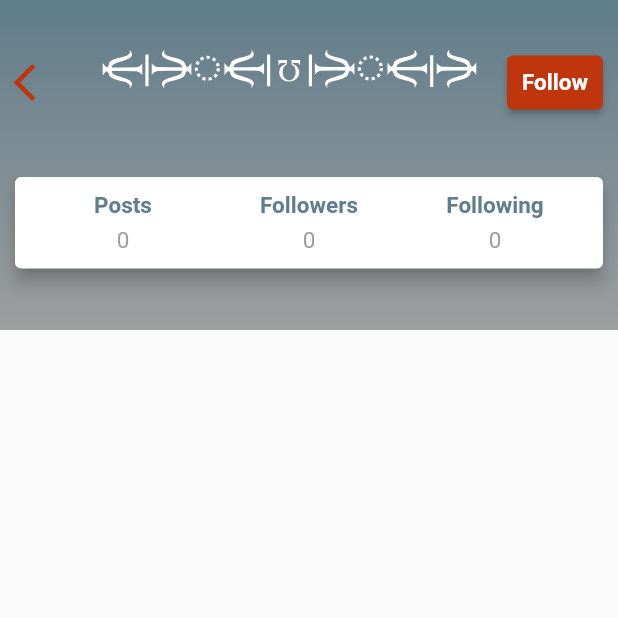
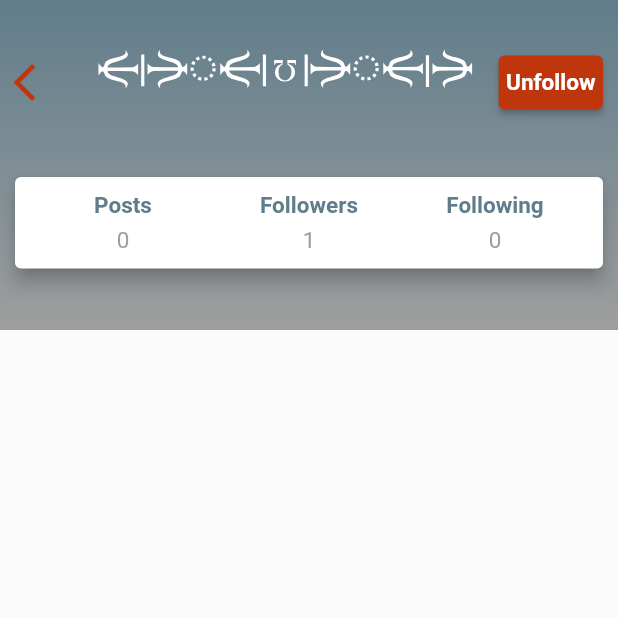
Before and after one commit to Mana-One/coding-pool-mobile, a Flutter app: the UserAccount screen opened directly with empty values, after a tap on "Follow", on a phone screen of 412 x 824 dp, the top half of it. Run offline on Flutter 3.47's test engine with Material 2 defaults, Android fonts, the phone set to English and light mode, and no system bars; our stand-ins replace flutter_svg, shared_preferences; accounts and stored records are empty; network calls fail.

Commit message:
Add search user

```diff
--- a/lib/views/HomeScreen.dart
+++ b/lib/views/HomeScreen.dart
@@ -4,6 +4,7 @@ import 'package:coding_pool_v0/views/MainScreens/Search.dart';
 import 'package:coding_pool_v0/views/MainScreens/Settings.dart';
 import 'package:coding_pool_v0/views/MainScreens/groups.dart';
 import 'package:coding_pool_v0/views/screens/PostDetails.dart';
+import 'package:coding_pool_v0/views/screens/SearchPage.dart';
 import 'package:coding_pool_v0/views/screens/SearchScreen.dart';
 import 'package:coding_pool_v0/views/screens/SettingsScreen.dart';
 import 'package:coding_pool_v0/views/screens/UserAccount.dart';
@@ -23,7 +24,7 @@ class _HomeScreenState extends State<HomeScreen> {
   static const TextStyle optionStyle = TextStyle(fontSize: 30, fontWeight: FontWeight.bold, color: Colors.black);
   static const List<Widget> _widgetOptions = <Widget>[
     Home(),
-    SearchScreen(),
+    Search(),
     Groups(),
     Account(),
     Settings(),
@@ -72,7 +73,7 @@ class _HomeScreenState extends State<HomeScreen> {
           ),
         ],
         currentIndex: _selectedIndex,
-        unselectedItemColor: Colors.grey,
+        unselectedItemColor: Colors.deepOrange.shade900,
         selectedItemColor: Colors.blue[900],
         onTap: _onItemTapped,
       ),
--- a/lib/views/MainScreens/Account.dart
+++ b/lib/views/MainScreens/Account.dart
@@ -8,6 +8,8 @@ import 'package:flutter/material.dart';
 import 'package:flutter_svg/svg.dart';
 import 'package:shared_preferences/shared_preferences.dart';
 import 'package:http/http.dart' as http;
+
+import '../screens/CreateNewPost.dart';
 
 class Account extends StatefulWidget {
   const Account({Key? key}) : super(key: key);
@@ -107,7 +109,7 @@ class _AccountState extends State<Account> {
   }
 
   publishPost() {
-    createPublication("Hello it's me");
+    Navigator.push(context, MaterialPageRoute(builder: (context) => CreateNewPost()));
   }
 
   late String username = '';
--- a/lib/views/Sign.dart
+++ b/lib/views/Sign.dart
@@ -10,8 +10,6 @@ class Sign extends StatefulWidget {
 }
 
 class _SignState extends State<Sign> {
-  List<Widget> _widgetsSign = [];
-  int _indexSelected = 0;
 
   @override
   void initState() {
--- a/lib/views/screens/CreateNewPost.dart
+++ b/lib/views/screens/CreateNewPost.dart
@@ -17,6 +17,7 @@ class _CreateNewPostState extends State<CreateNewPost> {
     return Scaffold(
       appBar: AppBar(
         title: Text('Add new post'),
+        backgroundColor: Colors.blue.shade900,
       ),
         body: Column(
           children: [
--- a/lib/views/screens/SearchList.dart
+++ b/lib/views/screens/SearchList.dart
@@ -86,7 +86,7 @@ class _SearchListState extends State<SearchList> {
               itemCount: _users.length,
               itemBuilder: (context, index) {
                 print(_users[index].username);
-                return SearchUserWidget(_users[index].username.toString());
+                return SearchUserWidget(_users[index]);
               }
           ),
         )
--- a/lib/views/screens/UserAccount.dart
+++ b/lib/views/screens/UserAccount.dart
@@ -86,7 +86,7 @@ class _UserAccountState extends State<UserAccount> {
 
     if (response.statusCode == 200 || response.statusCode == 201) {
 
-      print('Succeeeeeeeess user account');
+      print('Success user account');
       return jsonDecode(response.body) ;
 
     } else {
@@ -94,28 +94,38 @@ class _UserAccountState extends State<UserAccount> {
     }
   }
 
+  bool isFollowed = false;
+  int nbFollowers = 0;
+
   @override
   void initState() {
     super.initState();
     futurePost =  getUserPublications(author.id);
     futureStats = getUserStats(author.id);
+    nbFollowers = _userStats.followers;
+    for(var post in _postData) {
+      if(post.author.username == author.username) {
+        this.isFollowed = true;
+        return;
+      }
+    }
   }
 
+
+
   follow() {
-    /*
     setState(() {
-      if( isLiked ) {
-        this.isLiked = false;
-        unlikePublication(publicationId);
-        this.nbLikes --;
+      if( isFollowed ) {
+        this.isFollowed = false;
+        unfollowUser(author.id);
+        this.nbFollowers --;
       }
       else {
-        this.isLiked = true;
-        likePublication(publicationId);
-        this.nbLikes ++;
+        this.isFollowed = true;
+        followUser(author.id);
+        this.nbFollowers ++;
       }
     });
-     */
     followUser('null');
   }
 
@@ -176,7 +186,7 @@ class _UserAccountState extends State<UserAccount> {
                           onPressed: () {
                             follow();
                           },
-                          child: Text('Follow'),
+                          child: isFollowed ? Text('Unfollow') : Text('Follow'),
                           style: ElevatedButton.styleFrom(
                               primary: Colors.deepOrange[900],
                               padding: EdgeInsets.symmetric(horizontal: 5, vertical: 5),
@@ -241,7 +251,7 @@ class _UserAccountState extends State<UserAccount> {
                                       height: 5.0,
                                     ),
                                     Text(
-                                      _userStats.followers.toString(),
+                                      nbFollowers.toString(),
                                       style: TextStyle(
                                         fontSize: 15.0,
                                         color: Colors.grey,
```
Also changed, not shown: lib/views/MainScreens/Search.dart (+2 -60 lines), lib/views/screens/SearchPage.dart (added, +149 -0 lines), lib/views/widgets/SearchUserWidget.dart (+10 -6 lines).
